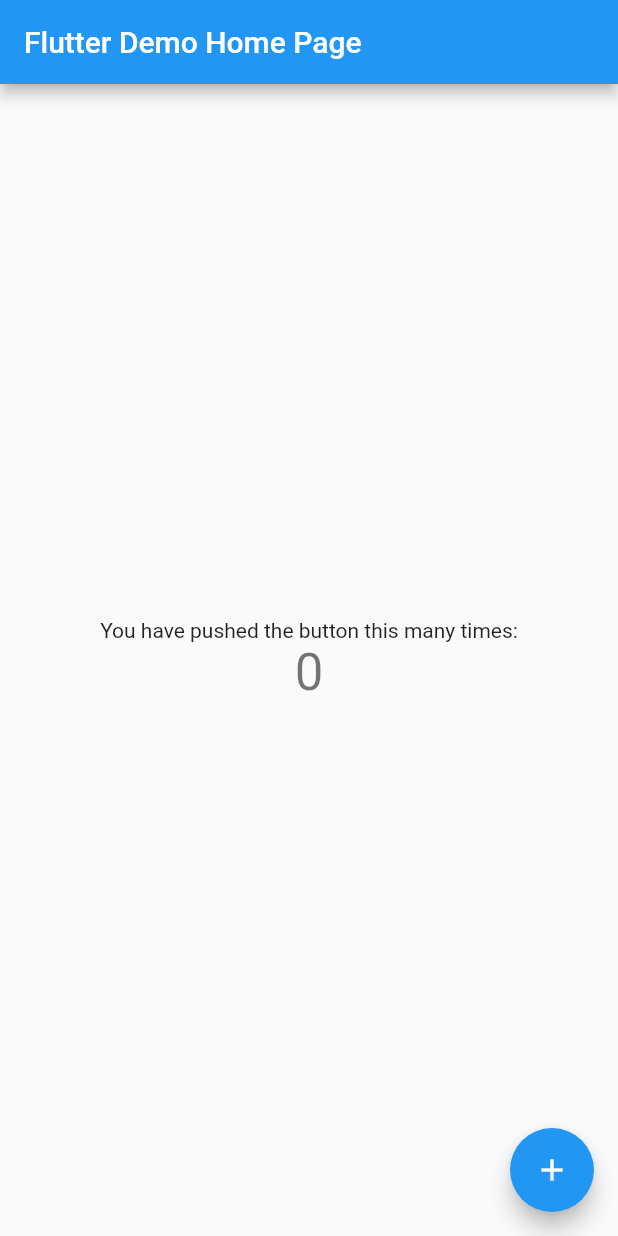
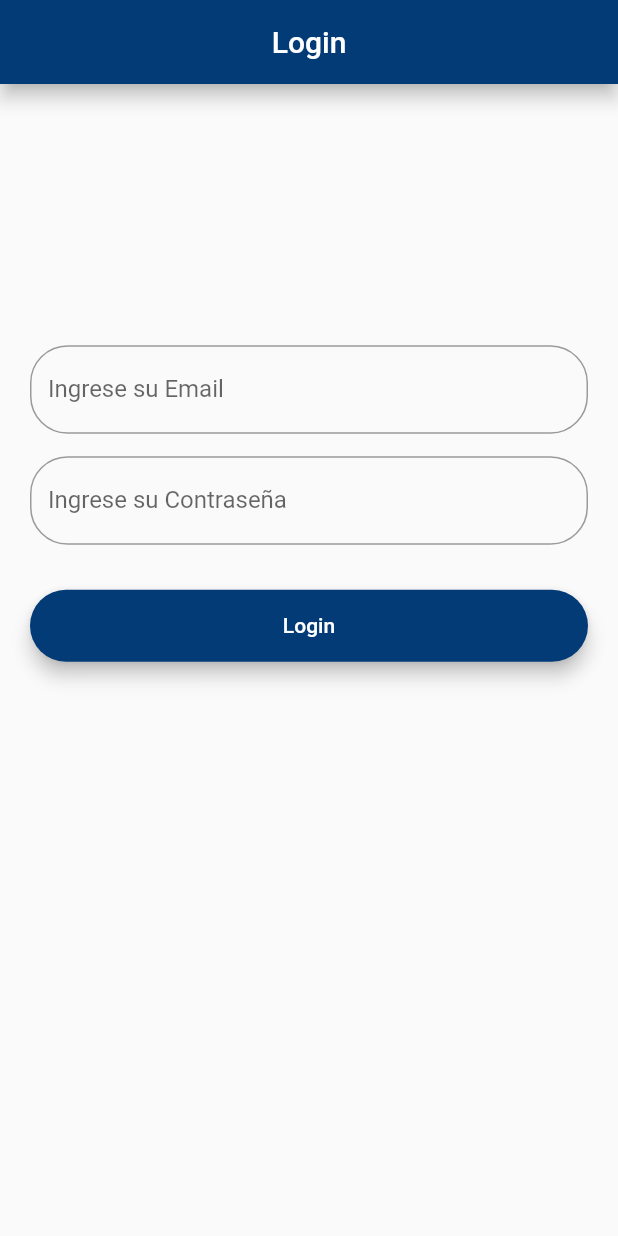
Before and after one commit to jaimewanna/promart_test, a Flutter app: the screen it shows after launch, on a phone screen of 412 x 824 dp. Run offline on Flutter 3.47's test engine with Material 2 defaults, Android fonts, the phone set to English and light mode, and no system bars.

```diff
--- a/lib/main.dart
+++ b/lib/main.dart
@@ -1,115 +1,18 @@
 import 'package:flutter/material.dart';
+import 'package:promart_test/routes/routes.dart';
 
-void main() {
-  runApp(const MyApp());
-}
+void main() => runApp(const Main());
 
-class MyApp extends StatelessWidget {
-  const MyApp({Key? key}) : super(key: key);
+class Main extends StatelessWidget {
+  const Main({Key? key}) : super(key: key);
 
-  // This widget is the root of your application.
   @override
   Widget build(BuildContext context) {
     return MaterialApp(
-      title: 'Flutter Demo',
-      theme: ThemeData(
-        // This is the theme of your application.
-        //
-        // Try running your application with "flutter run". You'll see the
-        // application has a blue toolbar. Then, without quitting the app, try
-        // changing the primarySwatch below to Colors.green and then invoke
-        // "hot reload" (press "r" in the console where you ran "flutter run",
-        // or simply save your changes to "hot reload" in a Flutter IDE).
-        // Notice that the counter didn't reset back to zero; the application
-        // is not restarted.
-        primarySwatch: Colors.blue,
-      ),
-      home: const MyHomePage(title: 'Flutter Demo Home Page'),
+      debugShowCheckedModeBanner: false,
+      title: 'ProMart_Test',
+      initialRoute: 'login',
+      routes: getApplicationRoutes(),
     );
   }
 }
-
-class MyHomePage extends StatefulWidget {
-  const MyHomePage({Key? key, required this.title}) : super(key: key);
-
-  // This widget is the home page of your application. It is stateful, meaning
-  // that it has a State object (defined below) that contains fields that affect
-  // how it looks.
-
-  // This class is the configuration for the state. It holds the values (in this
-  // case the title) provided by the parent (in this case the App widget) and
-  // used by the build method of the State. Fields in a Widget subclass are
-  // always marked "final".
-
-  final String title;
-
-  @override
-  State<MyHomePage> createState() => _MyHomePageState();
-}
-
-class _MyHomePageState extends State<MyHomePage> {
-  int _counter = 0;
-
-  void _incrementCounter() {
-    setState(() {
-      // This call to setState tells the Flutter framework that something has
-      // changed in this State, which causes it to rerun the build method below
-      // so that the display can reflect the updated values. If we changed
-      // _counter without calling setState(), then the build method would not be
-      // called again, and so nothing would appear to happen.
-      _counter++;
-    });
-  }
-
-  @override
-  Widget build(BuildContext context) {
-    // This method is rerun every time setState is called, for instance as done
-    // by the _incrementCounter method above.
-    //
-    // The Flutter framework has been optimized to make rerunning build methods
-    // fast, so that you can just rebuild anything that needs updating rather
-    // than having to individually change instances of widgets.
-    return Scaffold(
-      appBar: AppBar(
-        // Here we take the value from the MyHomePage object that was created by
-        // the App.build method, and use it to set our appbar title.
-        title: Text(widget.title),
-      ),
-      body: Center(
-        // Center is a layout widget. It takes a single child and positions it
-        // in the middle of the parent.
-        child: Column(
-          // Column is also a layout widget. It takes a list of children and
-          // arranges them vertically. By default, it sizes itself to fit its
-          // children horizontally, and tries to be as tall as its parent.
-          //
-          // Invoke "debug painting" (press "p" in the console, choose the
-          // "Toggle Debug Paint" action from the Flutter Inspector in Android
-          // Studio, or the "Toggle Debug Paint" command in Visual Studio Code)
-          // to see the wireframe for each widget.
-          //
-          // Column has various properties to control how it sizes itself and
-          // how it positions its children. Here we use mainAxisAlignment to
-          // center the children vertically; the main axis here is the vertical
-          // axis because Columns are vertical (the cross axis would be
-          // horizontal).
-          mainAxisAlignment: MainAxisAlignment.center,
-          children: <Widget>[
-            const Text(
-              'You have pushed the button this many times:',
-            ),
-            Text(
-              '$_counter',
-              style: Theme.of(context).textTheme.headline4,
-            ),
-          ],
-        ),
-      ),
-      floatingActionButton: FloatingActionButton(
-        onPressed: _incrementCounter,
-        tooltip: 'Increment',
-        child: const Icon(Icons.add),
-      ), // This trailing comma makes auto-formatting nicer for build methods.
-    );
-  }
-}
--- /dev/null
+++ b/lib/pages/loginPage.dart
@@ -0,0 +1,108 @@
+// ignore_for_file: file_names, prefer_const_constructors_in_immutables
+import 'package:promart_test/providers/globals.dart';
+import 'package:flutter/material.dart';
+
+class LoginPage extends StatefulWidget {
+  LoginPage({Key? key}) : super(key: key);
+
+  @override
+  State<LoginPage> createState() => _LoginPageState();
+}
+
+class _LoginPageState extends State<LoginPage> {
+  final _formKey = GlobalKey<FormState>();
+  TextEditingController email = TextEditingController();
+  TextEditingController password = TextEditingController();
+
+  OutlineInputBorder borde = OutlineInputBorder(
+    borderRadius: BorderRadius.circular(25.0),
+    borderSide: BorderSide(color: getPrimaryColor(), width: 5),
+  );
+
+  @override
+  Widget build(BuildContext context) {
+    final loginButon = Material(
+      elevation: 5.0,
+      borderRadius: BorderRadius.circular(30.0),
+      color: getPrimaryColor(),
+      child: MaterialButton(
+        minWidth: MediaQuery.of(context).size.width,
+        padding: const EdgeInsets.fromLTRB(20.0, 15.0, 20.0, 15.0),
+        child: Text(
+          "Login",
+          textAlign: TextAlign.center,
+          style: TextStyle(color: getTextColor()),
+        ),
+        onPressed: () {
+          if (_formKey.currentState!.validate()) {
+            showDialog(
+                context: context,
+                builder: (BuildContext context) {
+                  return const Center(
+                    child: CircularProgressIndicator(),
+                  );
+                });
+          }
+        },
+      ),
+    );
+
+    return Scaffold(
+      appBar: AppBar(
+        title: Text(
+          'Login',
+          style: TextStyle(color: getTextColor()),
+        ),
+        backgroundColor: getPrimaryColor(),
+        automaticallyImplyLeading: false,
+        centerTitle: true,
+        elevation: 5,
+      ),
+      body: SingleChildScrollView(
+        child: Form(
+          key: _formKey,
+          child: Padding(
+            padding: const EdgeInsets.all(20.0),
+            child: Container(
+              height: MediaQuery.of(context).size.height / 1.5,
+              alignment: Alignment.center,
+              child: Column(
+                  mainAxisSize: MainAxisSize.max,
+                  mainAxisAlignment: MainAxisAlignment.center,
+                  crossAxisAlignment: CrossAxisAlignment.center,
+                  children: <Widget>[
+                    TextFormField(
+                      controller: email,
+                      decoration: InputDecoration(
+                        labelText: "Ingrese su Email",
+                        fillColor: Colors.white,
+                        border: borde,
+                      ),
+                    ),
+                    const SizedBox(
+                      height: 15,
+                    ),
+                    TextFormField(
+                      controller: password,
+                      decoration: InputDecoration(
+                        labelText: "Ingrese su Contraseña",
+                        fillColor: Colors.white,
+                        border: borde,
+                      ),
+                      obscureText: true,
+                    ),
+                    const SizedBox(
+                      height: 30,
+                    ),
+                    loginButon,
+                    const SizedBox(
+                      height: 30,
+                    )
+                  ]),
+            ),
+          ),
+        ),
+      ),
+    );
+  }
+}
--- /dev/null
+++ b/lib/pages/mainPage.dart
@@ -0,0 +1,17 @@
+// ignore_for_file: file_names, prefer_const_constructors_in_immutables
+
+import 'package:flutter/material.dart';
+
+class MainPage extends StatefulWidget {
+  MainPage({Key? key}) : super(key: key);
+
+  @override
+  State<MainPage> createState() => _MainPageState();
+}
+
+class _MainPageState extends State<MainPage> {
+  @override
+  Widget build(BuildContext context) {
+    return Container();
+  }
+}
--- /dev/null
+++ b/lib/providers/globals.dart
@@ -0,0 +1,9 @@
+import 'package:flutter/material.dart';
+
+Color getPrimaryColor() {
+  return const Color(0xff033b77);
+}
+
+Color getTextColor() {
+  return const Color(0xffffffff);
+}
--- /dev/null
+++ b/lib/routes/routes.dart
@@ -0,0 +1,12 @@
+// ignore_for_file: prefer_const_constructors
+
+import 'package:flutter/material.dart';
+import 'package:promart_test/pages/loginPage.dart';
+import 'package:promart_test/pages/mainPage.dart';
+
+Map<String, WidgetBuilder> getApplicationRoutes() {
+  return <String, WidgetBuilder>{
+    'login': (BuildContext context) => LoginPage(),
+    'main': (BuildContext context) => MainPage()
+  };
+}
--- a/pubspec.yaml
+++ b/pubspec.yaml
@@ -34,11 +34,13 @@
   # The following adds the Cupertino Icons font to your application.
   # Use with the CupertinoIcons class for iOS style icons.
   cupertino_icons: ^1.0.2
+  firebase_auth: ^0.16.1
+  cloud_firestore: ^0.13.7
 
 dev_dependencies:
   flutter_test:
     sdk: flutter
-
+  firebase_core: ^0.4.0+9
   # The "flutter_lints" package below contains a set of recommended lints to
   # encourage good coding practices. The lint set provided by the package is
   # activated in the `analysis_options.yaml` file located at the root of your
```
Also changed, not shown: pubspec.lock, 5 other files.
